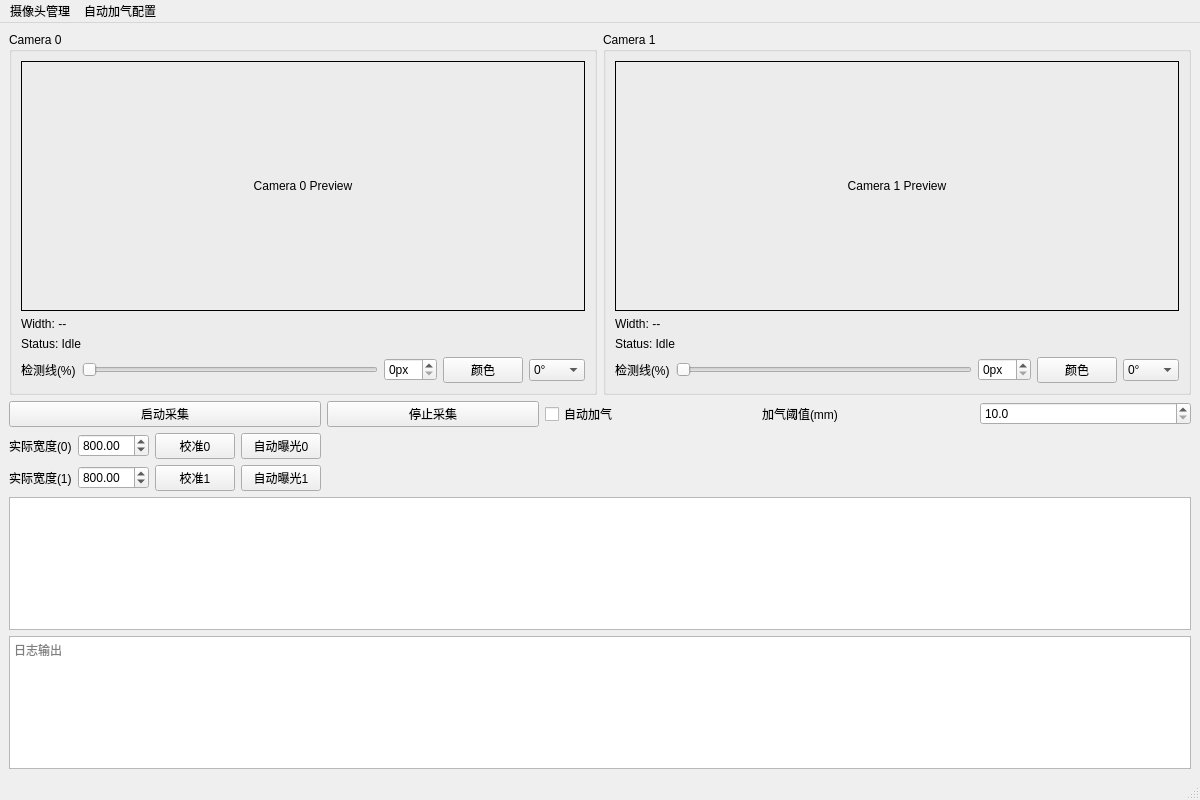
Before: the Qt Designer form xingaodaapp.ui in ba7lgj-dev/MyOpenCV, drawn with Qt 5.
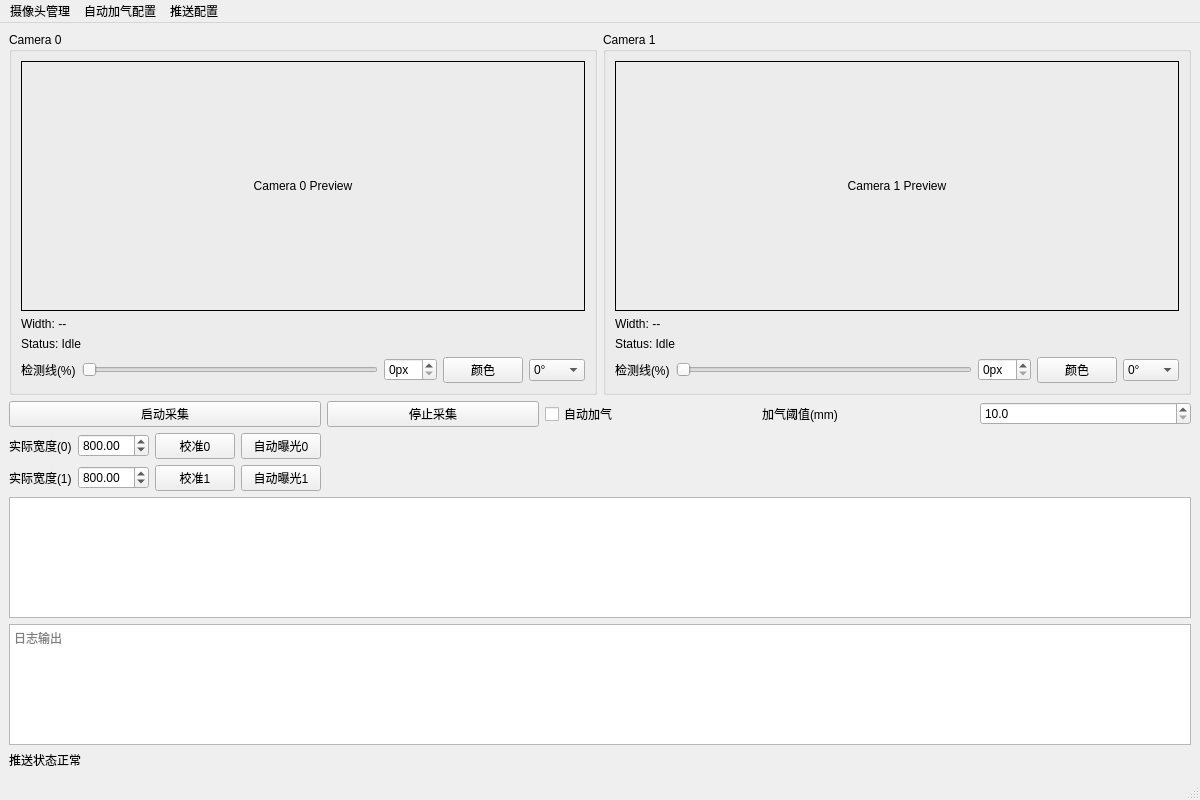
After: the same form once the commit is applied. Custom widgets are drawn as their Qt base class.

Commit message: Add WeChat push notification support

The edit to the form file:
```diff
--- a/xingaodaapp.ui
+++ b/xingaodaapp.ui
@@ -315,11 +315,19 @@
       </property>
      </widget>
     </item>
+    <item>
+     <widget class="QLabel" name="labelPushStatus">
+      <property name="text">
+       <string>推送状态正常</string>
+      </property>
+     </widget>
+    </item>
    </layout>
   </widget>
   <widget class="QMenuBar" name="menubar">
    <addaction name="actionCameraManager"/>
    <addaction name="actionPumpSettings"/>
+   <addaction name="actionPushSettings"/>
   </widget>
   <widget class="QStatusBar" name="statusbar"/>
   <action name="actionCameraManager">
@@ -332,6 +340,11 @@
     <string>自动加气配置</string>
    </property>
   </action>
+  <action name="actionPushSettings">
+   <property name="text">
+    <string>推送配置</string>
+   </property>
+  </action>
  </widget>
  <customwidgets>
   <customwidget>
```
The commit also changes 12 other files.
